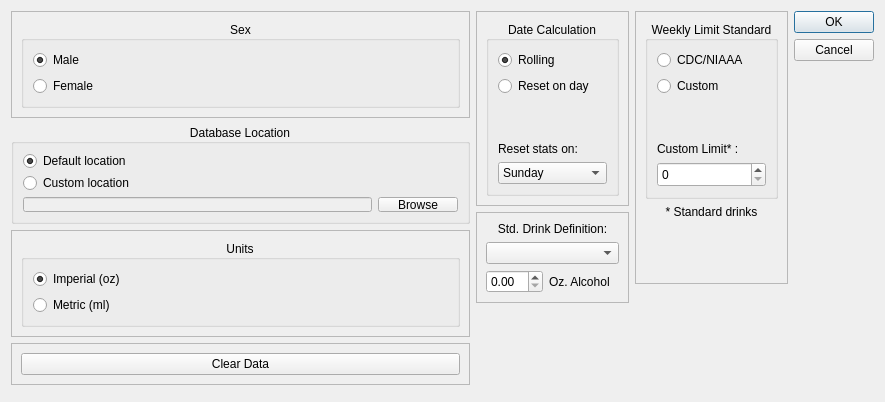
Old version of the form ui/user_settings.ui in the repository minorsecond/BuzzBot.
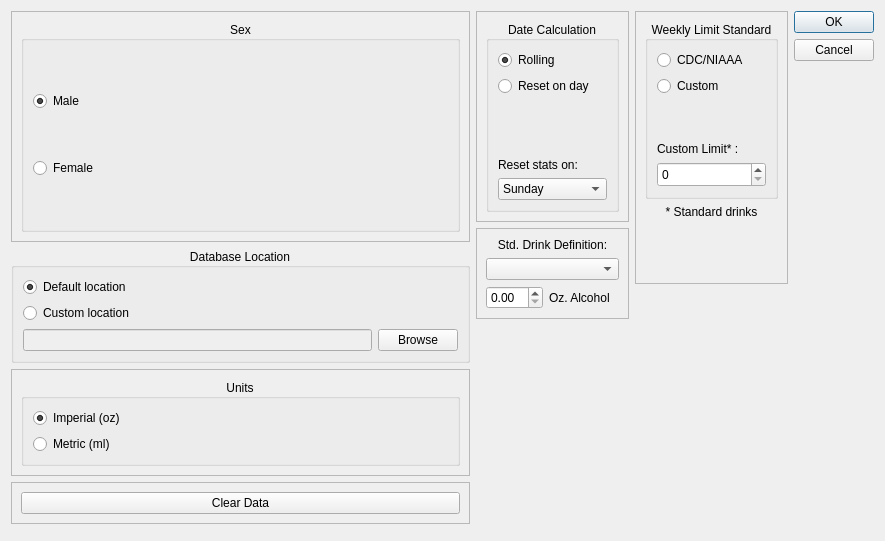
New version of the form.

Commit message:
Fix sizing of preferences window
#429

The edit to the form file:
```diff
--- a/ui/user_settings.ui
+++ b/ui/user_settings.ui
@@ -7,7 +7,7 @@
     <x>0</x>
     <y>0</y>
     <width>885</width>
-    <height>398</height>
+    <height>541</height>
    </rect>
   </property>
   <property name="windowTitle">
@@ -436,7 +436,7 @@
      <property name="minimumSize">
       <size>
        <width>0</width>
-       <height>100</height>
+       <height>0</height>
       </size>
      </property>
      <property name="title">
```
The commit also changes 2 other files.
